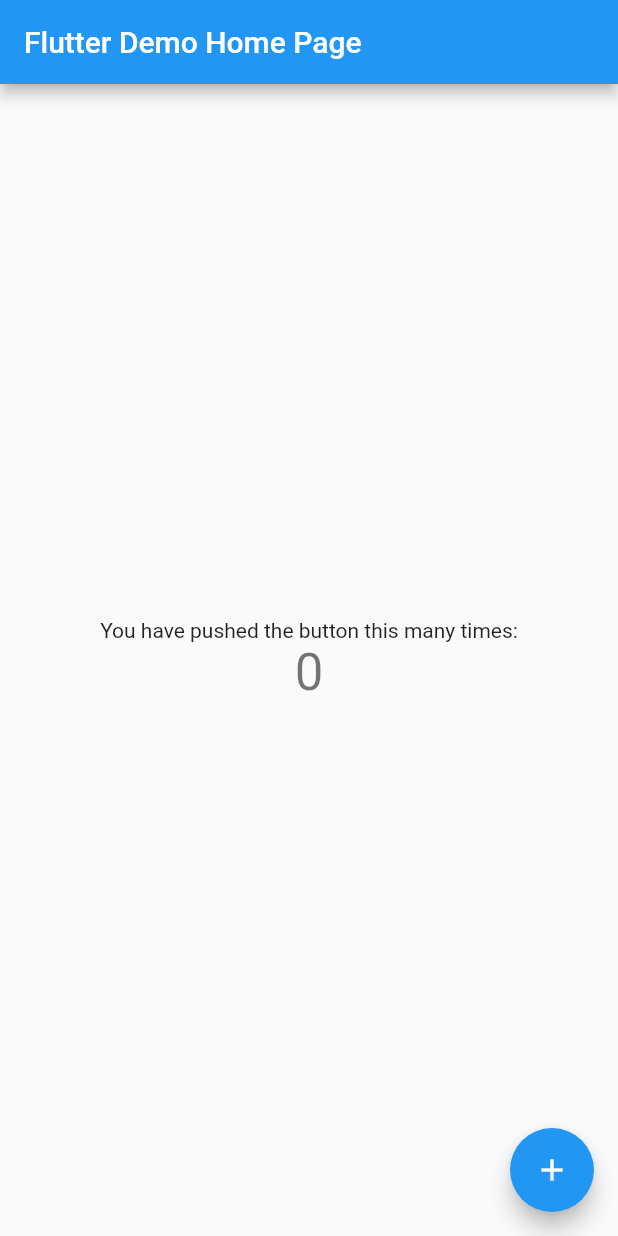
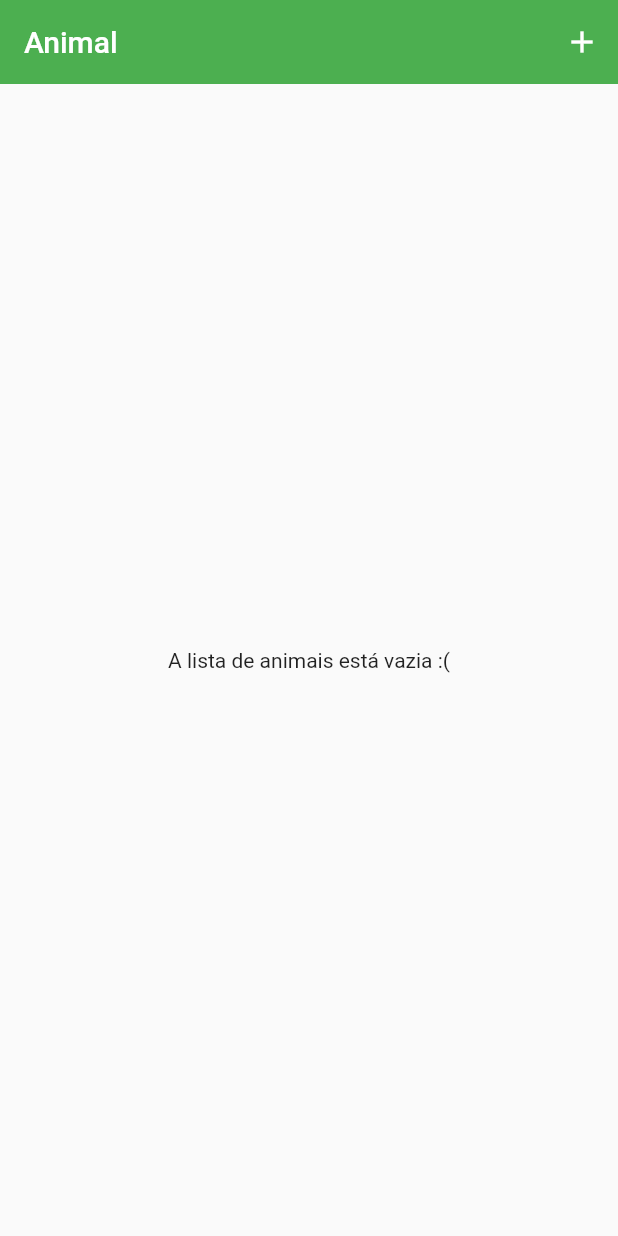
Before and after one commit to herverson/pontaagro, a Flutter app: the screen it shows after launch, on a phone screen of 412 x 824 dp. Run offline on Flutter 3.47's test engine with Material 2 defaults, Android fonts, the light colour scheme and no system bars; our stand-ins replace objectbox; generated files the repository leaves out were written again.

Commit message:
create animal ObejctBox

```diff
--- /dev/null
+++ b/lib/app.dart
@@ -0,0 +1,22 @@
+import 'package:flutter/material.dart';
+
+import 'routes/routes.dart';
+
+class App extends StatelessWidget {
+  final MaterialColor colorSeed = Colors.green;
+
+  const App({Key? key}) : super(key: key);
+
+  @override
+  Widget build(BuildContext context) {
+    return MaterialApp(
+      title: 'Pontaagro',
+      debugShowCheckedModeBanner: false,
+      themeMode: ThemeMode.dark,
+      theme: ThemeData(primarySwatch: colorSeed),
+      routes: Routes.list,
+      initialRoute: Routes.initial,
+      navigatorKey: Routes.navigatorKey,
+    );
+  }
+}
--- /dev/null
+++ b/lib/bootstrap.dart
@@ -0,0 +1 @@
+Future<void> bootstrap() async {}
--- /dev/null
+++ b/lib/database/objectbox_database.dart
@@ -0,0 +1,9 @@
+import 'objectbox.g.dart';
+
+class ObjectBoxDatabase {
+  Store? _store;
+
+  Future<Store> getStore() async {
+    return _store ??= await openStore();
+  }
+}
--- /dev/null
+++ b/lib/entities/animal.dart
@@ -0,0 +1,9 @@
+import 'package:objectbox/objectbox.dart';
+
+@Entity()
+class Animal {
+  int id = 0;
+  String tag;
+
+  Animal({required this.tag});
+}
--- a/lib/main.dart
+++ b/lib/main.dart
@@ -1,115 +1,16 @@
 import 'package:flutter/material.dart';
+import 'package:provider/provider.dart';
 
-void main() {
-  runApp(const MyApp());
+import 'app.dart';
+import 'providers.dart';
+
+void main() async {
+  WidgetsFlutterBinding.ensureInitialized();
+
+  runApp(
+    MultiProvider(
+      providers: providers,
+      child: const App(),
+    ),
+  );
 }
-
-class MyApp extends StatelessWidget {
-  const MyApp({super.key});
-
-  // This widget is the root of your application.
-  @override
-  Widget build(BuildContext context) {
-    return MaterialApp(
-      title: 'Flutter Demo',
-      theme: ThemeData(
-        // This is the theme of your application.
-        //
-        // Try running your application with "flutter run". You'll see the
-        // application has a blue toolbar. Then, without quitting the app, try
-        // changing the primarySwatch below to Colors.green and then invoke
-        // "hot reload" (press "r" in the console where you ran "flutter run",
-        // or simply save your changes to "hot reload" in a Flutter IDE).
-        // Notice that the counter didn't reset back to zero; the application
-        // is not restarted.
-        primarySwatch: Colors.blue,
-      ),
-      home: const MyHomePage(title: 'Flutter Demo Home Page'),
-    );
-  }
-}
-
-class MyHomePage extends StatefulWidget {
-  const MyHomePage({super.key, required this.title});
-
-  // This widget is the home page of your application. It is stateful, meaning
-  // that it has a State object (defined below) that contains fields that affect
-  // how it looks.
-
-  // This class is the configuration for the state. It holds the values (in this
-  // case the title) provided by the parent (in this case the App widget) and
-  // used by the build method of the State. Fields in a Widget subclass are
-  // always marked "final".
-
-  final String title;
-
-  @override
-  State<MyHomePage> createState() => _MyHomePageState();
-}
-
-class _MyHomePageState extends State<MyHomePage> {
-  int _counter = 0;
-
-  void _incrementCounter() {
-    setState(() {
-      // This call to setState tells the Flutter framework that something has
-      // changed in this State, which causes it to rerun the build method below
-      // so that the display can reflect the updated values. If we changed
-      // _counter without calling setState(), then the build method would not be
-      // called again, and so nothing would appear to happen.
-      _counter++;
-    });
-  }
-
-  @override
-  Widget build(BuildContext context) {
-    // This method is rerun every time setState is called, for instance as done
-    // by the _incrementCounter method above.
-    //
-    // The Flutter framework has been optimized to make rerunning build methods
-    // fast, so that you can just rebuild anything that needs updating rather
-    // than having to individually change instances of widgets.
-    return Scaffold(
-      appBar: AppBar(
-        // Here we take the value from the MyHomePage object that was created by
-        // the App.build method, and use it to set our appbar title.
-        title: Text(widget.title),
-      ),
-      body: Center(
-        // Center is a layout widget. It takes a single child and positions it
-        // in the middle of the parent.
-        child: Column(
-          // Column is also a layout widget. It takes a list of children and
-          // arranges them vertically. By default, it sizes itself to fit its
-          // children horizontally, and tries to be as tall as its parent.
-          //
-          // Invoke "debug painting" (press "p" in the console, choose the
-          // "Toggle Debug Paint" action from the Flutter Inspector in Android
-          // Studio, or the "Toggle Debug Paint" command in Visual Studio Code)
-          // to see the wireframe for each widget.
-          //
-          // Column has various properties to control how it sizes itself and
-          // how it positions its children. Here we use mainAxisAlignment to
-          // center the children vertically; the main axis here is the vertical
-          // axis because Columns are vertical (the cross axis would be
-          // horizontal).
-          mainAxisAlignment: MainAxisAlignment.center,
-          children: <Widget>[
-            const Text(
-              'You have pushed the button this many times:',
-            ),
-            Text(
-              '$_counter',
-              style: Theme.of(context).textTheme.headlineMedium,
-            ),
-          ],
-        ),
-      ),
-      floatingActionButton: FloatingActionButton(
-        onPressed: _incrementCounter,
-        tooltip: 'Increment',
-        child: const Icon(Icons.add),
-      ), // This trailing comma makes auto-formatting nicer for build methods.
-    );
-  }
-}
--- /dev/null
+++ b/lib/pages/animal_page.dart
@@ -0,0 +1,139 @@
+import 'package:flutter/material.dart';
+import 'package:provider/provider.dart';
+
+import '../repositories/animal_repository.dart';
+import 'add_animal_page.dart';
+
+final scaffoldKey = GlobalKey<ScaffoldState>();
+
+class AnimalPage extends StatefulWidget {
+  const AnimalPage({Key? key}) : super(key: key);
+
+  @override
+  State<AnimalPage> createState() => _AnimalPageState();
+}
+
+class _AnimalPageState extends State<AnimalPage> {
+  final loading = ValueNotifier(true);
+  final showAnimalsNotDone = ValueNotifier(false);
+  final showFilter = ValueNotifier(false);
+
+  @override
+  void initState() {
+    super.initState();
+    WidgetsBinding.instance.addPostFrameCallback((timeStamp) {
+      getFilterAnimals();
+      loading.value = false;
+    });
+    showAnimalsNotDone.addListener(getFilterAnimals);
+  }
+
+  @override
+  void dispose() {
+    showAnimalsNotDone.removeListener(getFilterAnimals);
+    super.dispose();
+  }
+
+  getFilterAnimals() async {
+    await context.read<AnimalRepository>().getAll();
+  }
+
+  openAddSheet() async {
+    await showModalBottomSheet(
+      context: context,
+      builder: (_) => const AddAnimalPage(),
+      backgroundColor: Colors.transparent,
+      constraints: BoxConstraints(
+        maxHeight: MediaQuery.of(context).size.height * 0.35,
+      ),
+    );
+  }
+
+  refresh() async {
+    await getFilterAnimals();
+  }
+
+  @override
+  Widget build(BuildContext context) {
+    return Scaffold(
+      key: scaffoldKey,
+      appBar: AppBar(
+        automaticallyImplyLeading: false,
+        elevation: 0,
+        title: const Text('Animal'),
+        actions: [
+          IconButton(
+            icon: const Icon(Icons.add),
+            onPressed: openAddSheet,
+          ),
+        ],
+      ),
+      body: RefreshIndicator(
+        onRefresh: () => refresh(),
+        child: Column(
+          children: [
+            ValueListenableBuilder<bool>(
+              valueListenable: showFilter,
+              builder: (context, show, _) => !show
+                  ? const SizedBox.shrink()
+                  : Flexible(
+                      flex: 2,
+                      child: Padding(
+                        padding: const EdgeInsets.all(12),
+                        child: Card(
+                          color: Colors.grey[200],
+                          child: ListTile(
+                            title: const Text('Mostrar Apenas não Finalizados'),
+                            trailing: ValueListenableBuilder(
+                              valueListenable: showAnimalsNotDone,
+                              builder: (context, _, __) => Switch(
+                                value: showAnimalsNotDone.value,
+                                onChanged: (val) =>
+                                    showAnimalsNotDone.value = val,
+                              ),
+                            ),
+                          ),
+                        ),
+                      ),
+                    ),
+            ),
+            Flexible(
+              flex: 8,
+              child: ValueListenableBuilder<bool>(
+                valueListenable: loading,
+                builder: (context, load, _) => Consumer<AnimalRepository>(
+                  builder: (context, repository, child) {
+                    final animals = repository.animals;
+
+                    if (load) {
+                      return const Center(
+                        child: CircularProgressIndicator(),
+                      );
+                    }
+
+                    if (animals.isEmpty) {
+                      return const Center(
+                        child: Text('A lista de animais está vazia :('),
+                      );
+                    }
+                    return ListView.separated(
+                      itemBuilder: (context, index) => ListTile(
+                        title: Text(animals[index].tag),
+                        trailing: IconButton(
+                          icon: const Icon(Icons.delete),
+                          onPressed: () => repository.remove(animals[index]),
+                        ),
+                      ),
+                      separatorBuilder: (_, __) => const Divider(),
+                      itemCount: repository.animals.length,
+                    );
+                  },
+                ),
+              ),
+            ),
+          ],
+        ),
+      ),
+    );
+  }
+}
--- /dev/null
+++ b/lib/repositories/animal_repository.dart
@@ -0,0 +1,47 @@
+import 'package:flutter/material.dart';
+
+import '../database/objectbox.g.dart';
+import '../database/objectbox_database.dart';
+import '../entities/animal.dart';
+
+class AnimalRepository extends ChangeNotifier {
+  List<Animal> _animals = [];
+  late final ObjectBoxDatabase _database;
+
+  AnimalRepository(this._database);
+
+  List<Animal> get animals => _animals;
+
+  Future<Box> getBox() async {
+    final store = await _database.getStore();
+    return store.box<Animal>();
+  }
+
+  save(String tag) async {
+    final animal = Animal(tag: tag);
+    final box = await getBox();
+    box.put(animal);
+    animals.add(animal);
+    notifyListeners();
+  }
+
+  update(Animal animal) async {
+    final box = await getBox();
+    box.put(animal);
+    animals.add(animal);
+    notifyListeners();
+  }
+
+  getAll() async {
+    final box = await getBox();
+    _animals = box.getAll() as List<Animal>;
+    notifyListeners();
+  }
+
+  remove(Animal animal) async {
+    final box = await getBox();
+    box.remove(animal.id);
+    animals.remove(animal);
+    notifyListeners();
+  }
+}
--- /dev/null
+++ b/lib/routes/routes.dart
@@ -0,0 +1,16 @@
+import 'package:flutter/material.dart';
+
+import '../pages/animal_page.dart';
+
+class Routes {
+  static Map<String, Widget Function(BuildContext)> list =
+      <String, WidgetBuilder>{
+    '/animals/list': (_) => const AnimalPage(),
+  };
+
+  static String initial = '/animals/list';
+
+  static GlobalKey<NavigatorState>? navigatorKey = GlobalKey<NavigatorState>();
+
+  static NavigatorState to = Routes.navigatorKey!.currentState!;
+}
```
Also changed, not shown: lib/database/objectbox-model.json (added, +40 -0 lines), lib/objectbox-model.json (added, +42 -0 lines), lib/pages/add_animal_page.dart (added, +92 -0 lines), lib/providers.dart (added, +16 -0 lines), pubspec.yaml (+10 -1 lines), lib/database/objectbox.g.dart (added), pubspec.lock, 15 other files.
